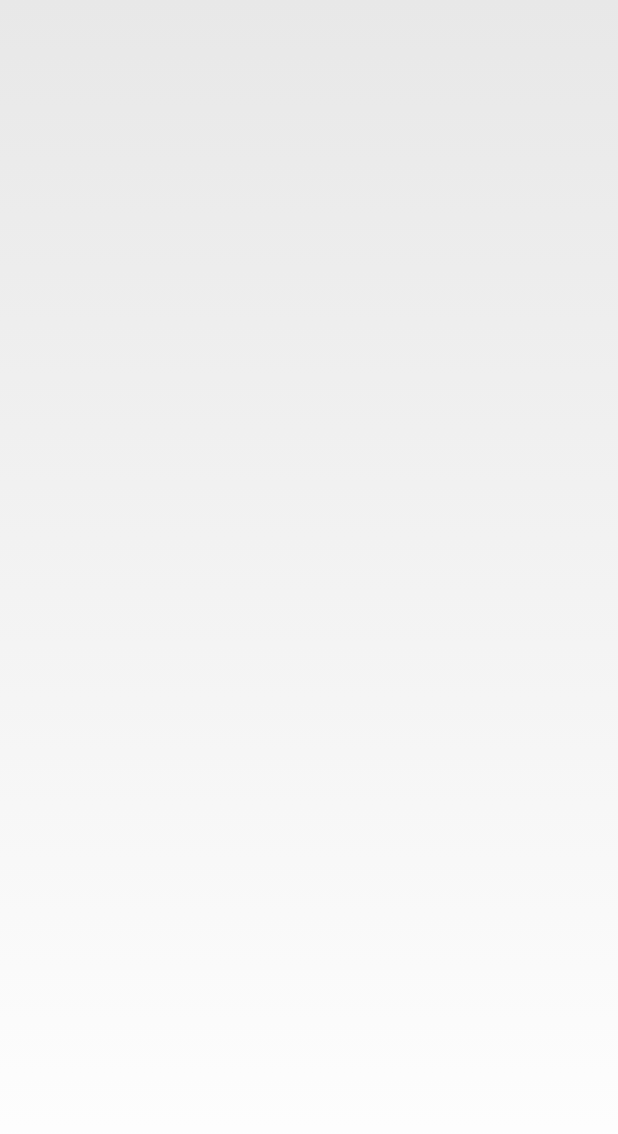
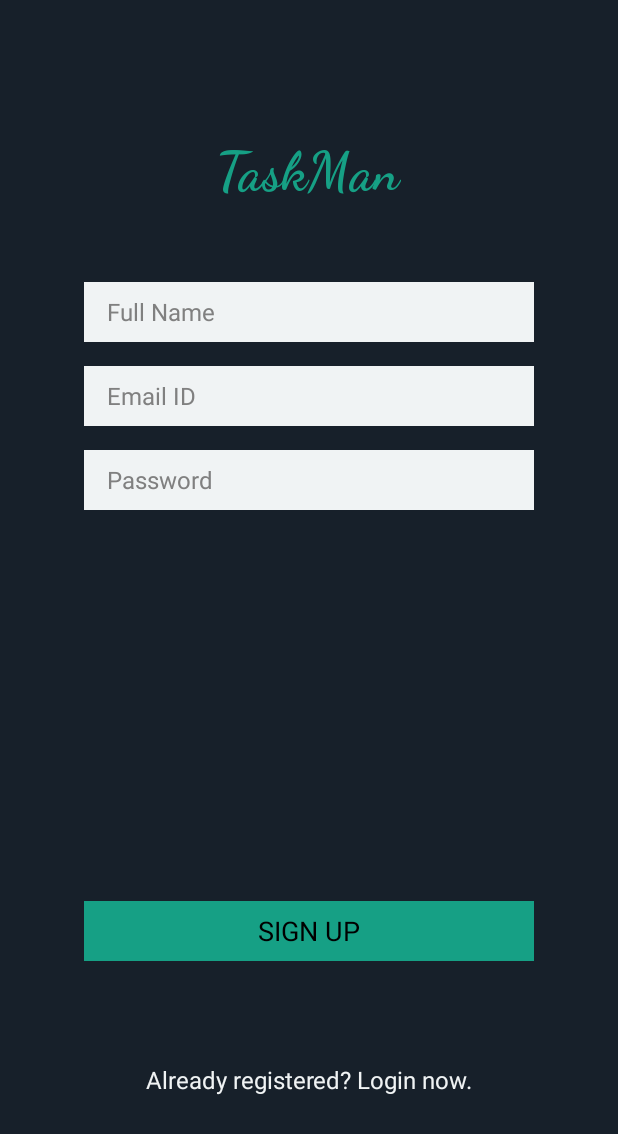
Before and after one commit to aashish157/TaskMan, an Android app: the screen it shows after launch (signUpActivity), after a tap on "Not a member? Sign up now.", on a phone screen of 412 x 824 dp. Shown: the top 1134 px of the screen. Run offline under Robolectric (Android 15) with nearby library versions, the phone set to English and light mode, and no system bars.

Commit message:
sign up activity designed

```diff
--- a/app/src/main/AndroidManifest.xml
+++ b/app/src/main/AndroidManifest.xml
@@ -20,7 +20,7 @@
 
         <activity android:name=".signUpActivity">
             <intent-filter>
-                <action android:name="com.taskman.signupactivity" />
+                <action android:name="com.taskman.signUpActivity" />
 
                 <category android:name="android.intent.category.DEFAULT" />
             </intent-filter>
--- a/app/src/main/java/com/argbots/aashish/taskman/MainActivity.java
+++ b/app/src/main/java/com/argbots/aashish/taskman/MainActivity.java
@@ -18,7 +18,7 @@ public class MainActivity extends Activity {
 
         EditText username = (EditText) findViewById(R.id.username);
         EditText password = (EditText) findViewById(R.id.password);
-        Button loginBtn = (Button) findViewById(R.id.login);
+        Button loginBtn = (Button) findViewById(R.id.loginBtn);
         TextView loginActivityText = (TextView) findViewById(R.id.loginTextView);
 
         //onclick login button function
@@ -35,7 +35,7 @@ public class MainActivity extends Activity {
 
             @Override
             public void onClick(View view) {
-                Intent intent = new Intent("com.taskman.signupactivity");
+                Intent intent = new Intent("com.taskman.signUpActivity");
                 startActivity(intent);
             }
         });
--- a/app/src/main/java/com/argbots/aashish/taskman/signUpActivity.java
+++ b/app/src/main/java/com/argbots/aashish/taskman/signUpActivity.java
@@ -1,8 +1,13 @@
 package com.argbots.aashish.taskman;
 
 import android.app.Activity;
+import android.content.Intent;
 import android.support.v7.app.AppCompatActivity;
 import android.os.Bundle;
+import android.view.View;
+import android.widget.Button;
+import android.widget.EditText;
+import android.widget.TextView;
 
 public class signUpActivity extends Activity {
 
@@ -10,5 +15,29 @@ public class signUpActivity extends Activity {
     protected void onCreate(Bundle savedInstanceState) {
         super.onCreate(savedInstanceState);
         setContentView(R.layout.activity_sign_up);
+
+        TextView appName = (TextView) findViewById(R.id.appName);
+        EditText name = (EditText) findViewById(R.id.name);
+        EditText email = (EditText) findViewById(R.id.email);
+        EditText pass = (EditText) findViewById(R.id.password);
+        Button signUpBtn = (Button) findViewById(R.id.signUpBtn);
+        TextView signUpTextView = (TextView) findViewById(R.id.signUpTextView);
+
+        signUpBtn.setOnClickListener(new View.OnClickListener() {
+
+            @Override
+            public void onClick(View view) {
+
+            }
+        });
+
+        signUpTextView.setOnClickListener(new View.OnClickListener() {
+
+            @Override
+            public void onClick(View view) {
+                Intent intent = new Intent(signUpActivity.this,MainActivity.class);
+                startActivity(intent);
+            }
+        });
     }
 }
--- a/app/src/main/res/layout/activity_main.xml
+++ b/app/src/main/res/layout/activity_main.xml
@@ -35,7 +35,7 @@
         android:textSize="16sp" />
 
     <Button
-        android:id="@+id/login"
+        android:id="@+id/loginBtn"
         android:layout_width="300dp"
         android:layout_height="40dp"
         android:layout_alignParentBottom="true"
--- a/app/src/main/res/layout/activity_sign_up.xml
+++ b/app/src/main/res/layout/activity_sign_up.xml
@@ -1,10 +1,88 @@
 <?xml version="1.0" encoding="utf-8"?>
-<android.support.constraint.ConstraintLayout xmlns:android="http://schemas.android.com/apk/res/android"
+<RelativeLayout xmlns:android="http://schemas.android.com/apk/res/android"
     xmlns:app="http://schemas.android.com/apk/res-auto"
     xmlns:tools="http://schemas.android.com/tools"
     android:layout_width="match_parent"
     android:layout_height="match_parent"
-    tools:background="@android:color/holo_blue_bright"
+    android:background="#17202A"
     tools:context=".signUpActivity">
 
-</android.support.constraint.ConstraintLayout>
+    <TextView
+        android:id="@+id/appName"
+        android:layout_width="wrap_content"
+        android:layout_height="wrap_content"
+        android:layout_alignParentTop="true"
+        android:layout_centerHorizontal="true"
+        android:layout_marginTop="91dp"
+        android:fontFamily="cursive"
+        android:text="TaskMan"
+        android:textAlignment="center"
+        android:textColor="#16A085"
+        android:textSize="36sp"
+        android:textStyle="bold" />
+
+    <EditText
+        android:id="@+id/name"
+        android:layout_width="300dp"
+        android:layout_height="40dp"
+        android:layout_alignParentTop="true"
+        android:layout_centerHorizontal="true"
+        android:layout_marginTop="188dp"
+        android:background="#f0f3f4"
+        android:ems="10"
+        android:hint="Full Name"
+        android:inputType="textPersonName"
+        android:paddingLeft="15dp"
+        android:textSize="16sp" />
+
+
+    <EditText
+        android:id="@+id/email"
+        android:layout_width="300dp"
+        android:layout_height="40dp"
+        android:layout_alignParentTop="true"
+        android:layout_centerHorizontal="true"
+        android:layout_marginTop="244dp"
+        android:background="#F0F3F4"
+        android:ems="10"
+        android:hint="Email ID"
+        android:inputType="textPersonName"
+        android:paddingLeft="15dp"
+        android:textSize="16sp" />
+
+    <EditText
+        android:id="@+id/password"
+        android:layout_width="300dp"
+        android:layout_height="40dp"
+        android:layout_alignParentTop="true"
+        android:layout_centerHorizontal="true"
+        android:layout_marginTop="300dp"
+        android:background="#F0F3F4"
+        android:ems="10"
+        android:hint="Password"
+        android:inputType="textPersonName"
+        android:paddingLeft="15dp"
+        android:textSize="16sp" />
+
+    <Button
+        android:id="@+id/signUpBtn"
+        android:layout_width="300dp"
+        android:layout_height="40dp"
+        android:layout_alignParentBottom="true"
+        android:layout_centerHorizontal="true"
+        android:layout_marginBottom="183dp"
+        android:background="#16A085"
+        android:text="SIGN UP" />
+
+    <TextView
+        android:id="@+id/signUpTextView"
+        android:layout_width="270dp"
+        android:layout_height="wrap_content"
+        android:layout_alignParentBottom="true"
+        android:layout_centerHorizontal="true"
+        android:layout_marginBottom="93dp"
+        android:text="Already registered? Login now."
+        android:textAlignment="center"
+        android:textColor="#f0f3f4"
+        android:textSize="16sp" />
+</RelativeLayout>
```
